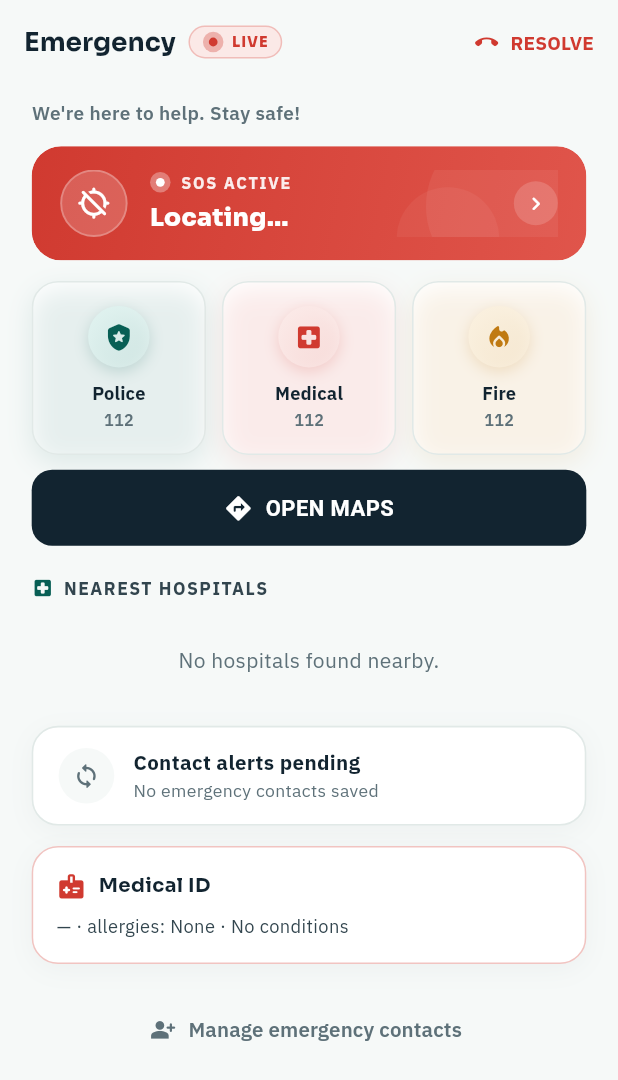
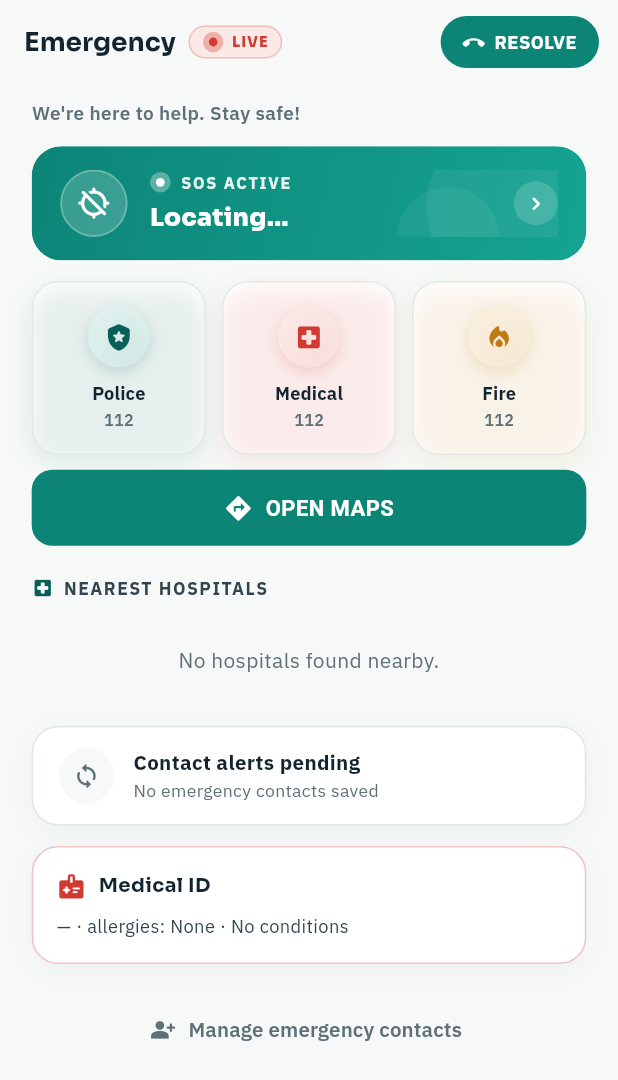
Before and after one commit to Hsweeer/medisense, a Flutter app: the _ActiveSosView screen opened directly, on a phone screen of 412 x 824 dp. Shown: the top 1080 px of the screen. Run offline on Flutter 3.47's test engine with Material 3 defaults, Android fonts, the phone set to English and light mode, and no system bars; our stand-ins replace audioplayers, camera, cloud_firestore, cloud_functions, file_picker, firebase_auth and 20 more; missing offline and left inert: android_intent_plus, contacts_service_plus, cunning_document_scanner, flutter_overlay_window, google_mlkit_face_detection, mobile_scanner and 1 more; accounts and stored records are empty; network calls fail.

Commit message:
Style: sos_screen.dart - change RESOLVE button color to match OPEN MAPS (primary)

```diff
--- a/lib/features/sos/sos_screen.dart
+++ b/lib/features/sos/sos_screen.dart
@@ -530,24 +530,45 @@ class _ActiveSosViewState extends State<_ActiveSosView> {
         scrolledUnderElevation: 0,
         automaticallyImplyLeading: false,
         actions: [
-          TextButton.icon(
-            onPressed: () async {
+          Padding(
+            padding: EdgeInsets.only(right: 12.w),
+            child: Material(
+              color: AppColors.primary,
+              borderRadius: BorderRadius.circular(99.r),
+              child: InkWell(
+                borderRadius: BorderRadius.circular(99.r),
+                onTap: () async {
                   await context.read<SosProvider>().resolve();
                   if (context.mounted) {
                     Navigator.of(context).popUntil((r) => r.isFirst);
                   }
                 },
-            icon: Icon(
+                child: Padding(
+                  padding: EdgeInsets.symmetric(
+                    horizontal: 14.w,
+                    vertical: 9.h,
+                  ),
+                  child: Row(
+                    mainAxisSize: MainAxisSize.min,
+                    children: [
+                      Icon(
                         Icons.call_end_rounded,
-              size: 16.sp,
-              color: AppColors.danger,
+                        size: 15.sp,
+                        color: Colors.white,
                       ),
-            label: Text(
+                      SizedBox(width: 6.w),
+                      Text(
                         'RESOLVE',
                         style: TextStyle(
-                color: AppColors.danger,
-                fontWeight: FontWeight.bold,
-                fontSize: 13.sp,
+                          color: Colors.white,
+                          fontWeight: FontWeight.w800,
+                          fontSize: 12.5.sp,
+                          letterSpacing: .3,
+                        ),
+                      ),
+                    ],
+                  ),
+                ),
               ),
             ),
           ),
@@ -680,14 +701,14 @@ class _ActiveSosViewState extends State<_ActiveSosView> {
               padding: EdgeInsets.symmetric(horizontal: 18.w, vertical: 16.h),
               decoration: BoxDecoration(
                 gradient: const LinearGradient(
-                  colors: AppColors.dangerGradient,
+                  colors: AppColors.gradient,
                   begin: Alignment.topLeft,
                   end: Alignment.bottomRight,
                 ),
                 borderRadius: BorderRadius.circular(20.r),
                 boxShadow: [
                   BoxShadow(
-                    color: AppColors.danger.withValues(alpha: .32),
+                    color: AppColors.primary.withValues(alpha: .32),
                     blurRadius: 20.r,
                     offset: Offset(0, 10.h),
                   ),
@@ -824,7 +845,7 @@ class _ActiveSosViewState extends State<_ActiveSosView> {
           PrimaryButton(
             label: 'OPEN MAPS',
             icon: Icons.directions_rounded,
-            color: AppColors.ink,
+            color: AppColors.primary,
             onPressed: () {
               if (sos.selectedHospital != null) {
                 _openDirections(sos.selectedHospital!);
```
Lines whose indentation alone changed are shown as unchanged.
